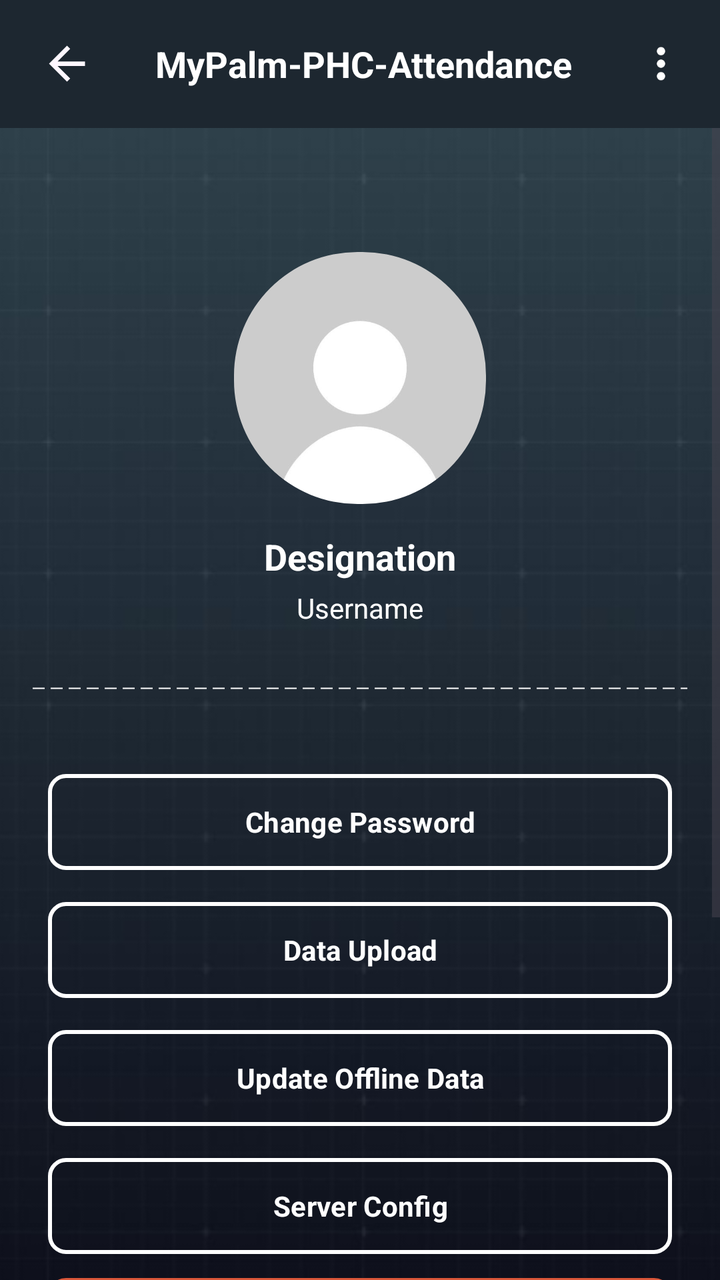
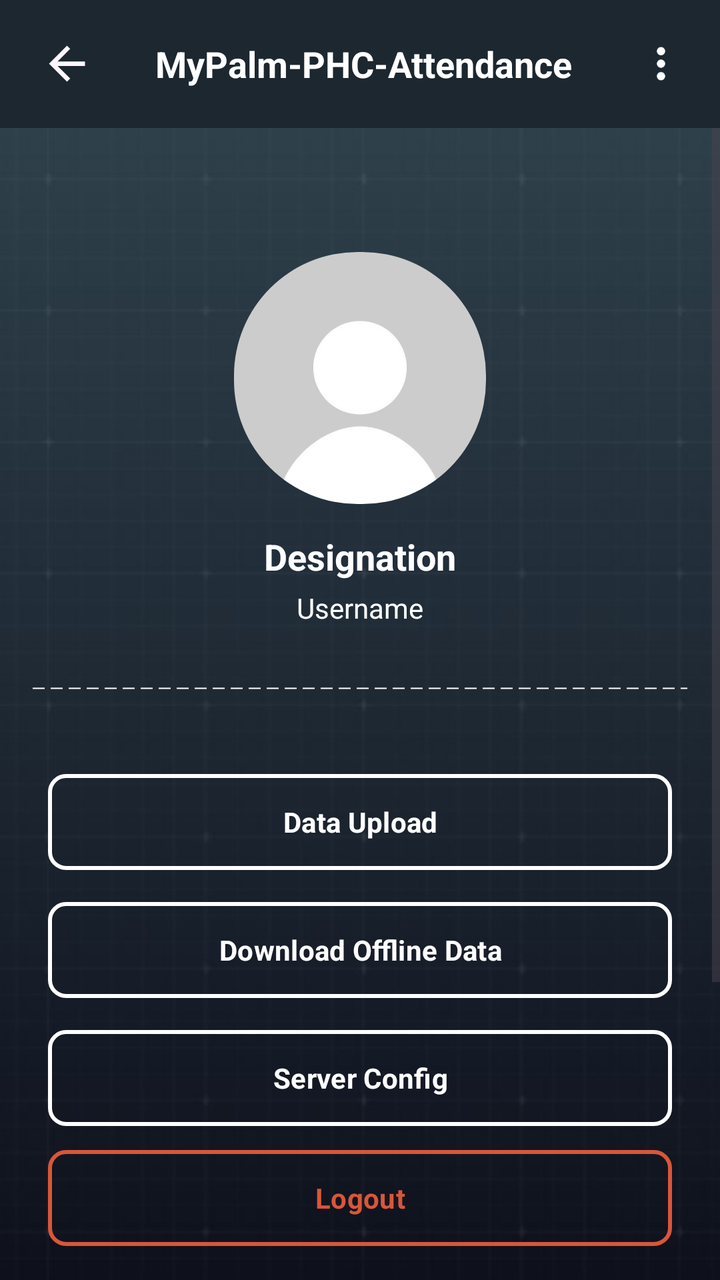

Screens rendered from an Android XML layout before and after an edit, with the pre-edit source and the edit as a unified diff.
<!-- AndroidManifest.xml: application theme Theme.MyPalmPHCAttendance -->
<!-- res/layout/fragment_profile.xml -->
<?xml version="1.0" encoding="utf-8"?>
<androidx.constraintlayout.widget.ConstraintLayout xmlns:android="http://schemas.android.com/apk/res/android"
    xmlns:tools="http://schemas.android.com/tools"
    android:layout_width="match_parent"
    android:layout_height="match_parent"
    xmlns:app="http://schemas.android.com/apk/res-auto"
    android:background="@drawable/img_app_bg"
    tools:context=".ui.ProfileFragment">

    <include
        android:id="@+id/top_tool_bar"
        layout="@layout/tool_bar_custom"
        tools:layout_constraintEnd_toEndOf="parent"
        tools:layout_constraintStart_toStartOf="parent"
        tools:layout_constraintTop_toTopOf="parent" />

    <ScrollView
        android:layout_width="match_parent"
        android:layout_height="0dp"
        app:layout_constraintBottom_toBottomOf="parent"
        app:layout_constraintEnd_toEndOf="parent"
        app:layout_constraintStart_toStartOf="parent"
        app:layout_constraintTop_toBottomOf="@+id/top_tool_bar">

        <LinearLayout
            android:layout_width="match_parent"
            android:layout_height="wrap_content"
            android:layout_marginBottom="50dp"
            android:orientation="vertical">

            <LinearLayout
                android:id="@+id/linearLayout2"
                android:layout_width="match_parent"
                android:layout_height="wrap_content"
                android:gravity="center"
                android:orientation="vertical"
                android:paddingHorizontal="16dp"
                android:paddingTop="60dp"
                app:layout_constraintEnd_toEndOf="parent"
                app:layout_constraintStart_toStartOf="parent"
                app:layout_constraintTop_toTopOf="parent">

                <com.google.android.material.imageview.ShapeableImageView
                    android:layout_width="@dimen/profile_image_size"
                    android:layout_height="@dimen/profile_image_size"
                    android:background="@color/silver"
                    android:padding="2dp"
                    android:src="@drawable/img_empty_profile"
                    app:shapeAppearanceOverlay="@style/ImageViewCircle" />

                <TextView
                    android:id="@+id/tv_designation"
                    android:layout_width="wrap_content"
                    android:layout_height="wrap_content"
                    android:paddingTop="12dp"
                    android:text="Designation"
                    android:textColor="@color/white"
                    android:textSize="18sp"
                    android:textStyle="bold" />

                <TextView
                    android:id="@+id/tv_username"
                    android:layout_width="wrap_content"
                    android:layout_height="wrap_content"
                    android:paddingTop="4dp"
                    android:paddingBottom="18dp"
                    android:text="Username"
                    android:textColor="@color/white"
                    android:textSize="14sp" />

                <View
                    android:layout_width="match_parent"
                    android:layout_height="1.5dp"
                    android:layout_marginTop="12dp"
                    android:layout_marginBottom="20dp"
                    android:background="@drawable/horizontalline" />
            </LinearLayout>

            <LinearLayout
                android:id="@+id/layout_main"
                android:layout_width="match_parent"
                android:layout_height="wrap_content"
                android:orientation="vertical"
                android:paddingHorizontal="16dp"
                android:paddingVertical="14dp"
                android:visibility="visible">

                <com.google.android.material.button.MaterialButton
                    android:id="@+id/btn_change_pass"
                    android:layout_width="match_parent"
                    android:layout_height="wrap_content"
                    android:layout_marginHorizontal="8dp"
                    android:layout_marginVertical="8dp"
                    android:background="@drawable/btn_bg_white_lines"
                    android:paddingHorizontal="70dp"
                    android:text="@string/change_pass"
                    android:textColor="@color/white"
                    android:textSize="14sp"
                    android:textStyle="bold"
                    app:backgroundTint="@null" />

                <com.google.android.material.button.MaterialButton
                    android:id="@+id/btn_upload_data"
                    android:layout_width="match_parent"
                    android:layout_height="wrap_content"
                    android:layout_marginHorizontal="8dp"
                    android:layout_marginVertical="8dp"
                    android:background="@drawable/btn_bg_white_lines"
                    android:paddingHorizontal="70dp"
                    android:text="@string/data_upload"
                    android:textColor="@color/white"
                    android:textSize="14sp"
                    android:textStyle="bold"
                    app:backgroundTint="@null" />

                <com.google.android.material.button.MaterialButton
                    android:id="@+id/btn_sync_data"
                    android:layout_width="match_parent"
                    android:layout_height="wrap_content"
                    android:layout_marginHorizontal="8dp"
                    android:layout_marginVertical="8dp"
                    android:background="@drawable/btn_bg_white_lines"
                    android:paddingHorizontal="70dp"
                    android:text="@string/updata_loc_data"
                    android:textColor="@color/white"
                    android:textSize="14sp"
                    android:textStyle="bold"
                    app:backgroundTint="@null" />

                <com.google.android.material.button.MaterialButton
                    android:id="@+id/btn_ip_config"
                    android:layout_width="match_parent"
                    android:layout_height="wrap_content"
                    android:layout_marginHorizontal="8dp"
                    android:layout_marginVertical="8dp"
                    android:background="@drawable/btn_bg_white_lines"
                    android:paddingHorizontal="70dp"
                    android:text="@string/server_config"
                    android:textColor="@color/white"
                    android:textSize="14sp"
                    android:textStyle="bold"
                    app:backgroundTint="@null" />

                <com.google.android.material.button.MaterialButton
                    android:id="@+id/btn_logout"
                    android:layout_width="match_parent"
                    android:layout_height="wrap_content"
                    android:layout_marginHorizontal="8dp"
                    android:layout_marginVertical="4dp"
                    android:background="@drawable/btn_bg_white_lines"
                    android:backgroundTint="@color/flame_pea"
                    android:paddingHorizontal="70dp"
                    android:text="@string/logout"
                    android:textColor="@color/flame_pea"
                    android:textSize="14sp"
                    android:textStyle="bold"
                    app:backgroundTint="@null" />

                <View
                    android:layout_width="match_parent"
                    android:layout_height="200dp" />

            </LinearLayout>
        </LinearLayout>
    </ScrollView>

</androidx.constraintlayout.widget.ConstraintLayout>
<!-- res/layout/tool_bar_custom.xml (included above) -->
<?xml version="1.0" encoding="utf-8"?>
<com.google.android.material.appbar.MaterialToolbar xmlns:android="http://schemas.android.com/apk/res/android"
    xmlns:app="http://schemas.android.com/apk/res-auto"
    android:id="@+id/toolbar"
    android:layout_width="match_parent"
    android:layout_height="wrap_content"
    android:layout_gravity="top"
    android:background="@color/mirage">

    <androidx.constraintlayout.widget.ConstraintLayout
        android:layout_width="match_parent"
        android:layout_height="wrap_content">

        <ImageView
            android:id="@+id/img_back"
            android:layout_width="35dp"
            android:layout_height="35dp"
            android:backgroundTint="@color/white"
            android:padding="4dp"
            android:src="@drawable/ic_arrow_back"
            app:layout_constraintBottom_toBottomOf="parent"
            app:layout_constraintStart_toStartOf="parent"
            app:layout_constraintTop_toTopOf="parent"
            />

        <ImageView
            android:id="@+id/img_option"
            android:layout_width="35dp"
            android:layout_height="35dp"
            android:backgroundTint="@color/white"
            android:padding="5dp"
            android:layout_marginEnd="12dp"
            android:src="@drawable/ic_more_vert"
            app:layout_constraintBottom_toBottomOf="parent"
            app:layout_constraintEnd_toEndOf="parent"
            app:layout_constraintTop_toTopOf="parent"
            app:tint="@color/white" />

        <TextView
            android:id="@+id/tv_title"
            android:layout_width="wrap_content"
            android:layout_height="wrap_content"
            android:maxLines="1"
            android:text="@string/app_name"
            android:textColor="@color/white"
            android:textSize="18dp"
            android:textStyle="bold"
            app:layout_constraintBottom_toBottomOf="parent"
            app:layout_constraintEnd_toStartOf="@+id/img_option"
            app:layout_constraintStart_toEndOf="@+id/img_back"
            app:layout_constraintTop_toTopOf="parent" />


    </androidx.constraintlayout.widget.ConstraintLayout>

</com.google.android.material.appbar.MaterialToolbar>
<!-- resources referenced by this layout -->
<resources>
  <color name="flame_pea">#D95639</color>
  <color name="mirage">#1D2730</color>
  <color name="silver">#BABABA</color>
  <color name="white">#FFFFFFFF</color>
  <dimen name="profile_image_size">130dp</dimen>
  <!-- drawable btn_bg_white_lines (drawable) -->
  <?xml version="1.0" encoding="utf-8"?>
  <ripple xmlns:android="http://schemas.android.com/apk/res/android"
      android:color="@color/alabaster_lite">
      <item android:id="@android:id/mask">
          <shape android:shape="rectangle">
              <solid android:color="@color/alabaster_lite" />
              <corners android:radius="@dimen/btn_radius" />
          </shape>
      </item>
      
      <item>
          <shape android:shape="rectangle">
              <corners android:radius="@dimen/btn_radius" />
  
              <stroke
                  android:width="@dimen/btn_stroke_width"
                  android:color="@color/white" />
  
              
              <solid android:color="@android:color/transparent" />
          </shape>
      </item>
  </ripple>
  <!-- drawable horizontalline (drawable) -->
  <?xml version="1.0" encoding="utf-8"?>
  <shape xmlns:android="http://schemas.android.com/apk/res/android"
      android:shape="line">
      <stroke
          android:width="0.8dp"
          android:color="@color/white"
          android:dashWidth="6dp"
          android:dashGap="3dp" />
  </shape>
  <!-- drawable ic_arrow_back (drawable) -->
  <vector xmlns:android="http://schemas.android.com/apk/res/android"
      android:width="20dp"
      android:height="20dp"
      android:viewportWidth="24"
      android:viewportHeight="24">
      <path
          android:pathData="M7.825,13L13.425,18.6L12,20L4,12L12,4L13.425,5.4L7.825,11H20V13H7.825Z"
          android:fillColor="#FEF7FF"/>
  </vector>
  <!-- drawable ic_more_vert (drawable) -->
  <vector xmlns:android="http://schemas.android.com/apk/res/android"
      android:width="24dp"
      android:height="24dp"
      android:viewportWidth="960"
      android:viewportHeight="960"
      android:tint="?attr/colorControlNormal">
    <path
        android:fillColor="@android:color/white"
        android:pathData="M480,800Q447,800 423.5,776.5Q400,753 400,720Q400,687 423.5,663.5Q447,640 480,640Q513,640 536.5,663.5Q560,687 560,720Q560,753 536.5,776.5Q513,800 480,800ZM480,560Q447,560 423.5,536.5Q400,513 400,480Q400,447 423.5,423.5Q447,400 480,400Q513,400 536.5,423.5Q560,447 560,480Q560,513 536.5,536.5Q513,560 480,560ZM480,320Q447,320 423.5,296.5Q400,273 400,240Q400,207 423.5,183.5Q447,160 480,160Q513,160 536.5,183.5Q560,207 560,240Q560,273 536.5,296.5Q513,320 480,320Z"/>
  </vector>
  <!-- drawable img_app_bg: png bitmap (drawable, 57662 bytes) -->
  <!-- drawable img_empty_profile: jpg bitmap (drawable, 5384 bytes) -->
  <string name="app_name">MyPalm-PHC-Attendance</string>
  <string name="change_pass">Change Password</string>
  <string name="data_upload">Data Upload</string>
  <string name="logout">logout</string>
  <string name="server_config">Server Config</string>
  <string name="updata_loc_data">Update Offline Data</string>
  <style name="ImageViewCircle">
          <item name="cornerSize">49%</item>
      </style>
  <style name="Theme.MyPalmPHCAttendance" parent="Base.Theme.MyPalmPHCAttendance" />
  <color name="alabaster_lite">#50F8F8F8</color>
  <dimen name="btn_radius">8dp</dimen>
  <dimen name="btn_stroke_width">2dp</dimen>
  <style name="Base.Theme.MyPalmPHCAttendance" parent="Theme.Material3.DayNight.NoActionBar">
          <item name="fontFamily">@font/fredoka_regular</item>
          <item name="android:windowLayoutInDisplayCutoutMode" tools:targetApi="o_mr1">never</item>
          <item name="android:windowTranslucentStatus">false</item>
          <item name="android:windowTranslucentNavigation">false</item>
          <item name="font">@font/fredoka_regular</item>
          <item name="android:colorPrimaryDark">@color/mirage</item>
          <item name="android:forceDarkAllowed" tools:targetApi="q">false</item>
      </style>
</resources>

<!-- the commit's change to res/layout/fragment_profile.xml (unified diff, before → after) -->
@@ -96,7 +96,7 @@
                     android:text="@string/change_pass"
                     android:textColor="@color/white"
                     android:textSize="14sp"
-                    android:textStyle="bold"
+                    android:visibility="gone"                    android:textStyle="bold"
                     app:backgroundTint="@null" />
 
                 <com.google.android.material.button.MaterialButton
<!-- resource entries referenced after the edit -->
@@ -65,9 +65,9 @@
   <string name="app_name">MyPalm-PHC-Attendance</string>
   <string name="change_pass">Change Password</string>
   <string name="data_upload">Data Upload</string>
-  <string name="logout">logout</string>
+  <string name="logout">Logout</string>
   <string name="server_config">Server Config</string>
-  <string name="updata_loc_data">Update Offline Data</string>
+  <string name="updata_loc_data">Download Offline Data</string>
   <style name="ImageViewCircle">
           <item name="cornerSize">49%</item>
       </style>
@@ -78,11 +78,12 @@
   <style name="Base.Theme.MyPalmPHCAttendance" parent="Theme.Material3.DayNight.NoActionBar">
           <item name="fontFamily">@font/fredoka_regular</item>
           <item name="android:windowLayoutInDisplayCutoutMode" tools:targetApi="o_mr1">never</item>
-          <item name="android:windowTranslucentStatus">false</item>
+          <item name="android:windowTranslucentStatus">true</item>
           <item name="android:windowTranslucentNavigation">false</item>
           <item name="font">@font/fredoka_regular</item>
           <item name="android:colorPrimaryDark">@color/mirage</item>
           <item name="android:forceDarkAllowed" tools:targetApi="q">false</item>
+          <item name="android:fitsSystemWindows">true</item>
       </style>
 </resources>
 
